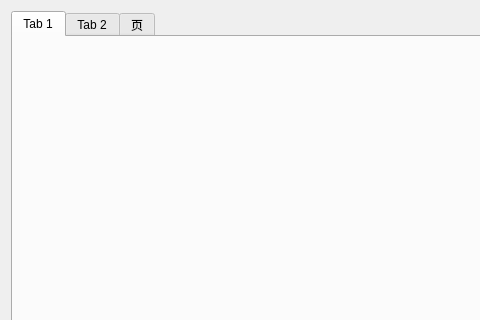
Above: mainwindow/mainwindow.ui from fatcurrency/CPIAS_DL before the change; both pictures show x 0 to 480 and y 0 to 320 of the 737 by 517 pixel window. Below: the same form after it.
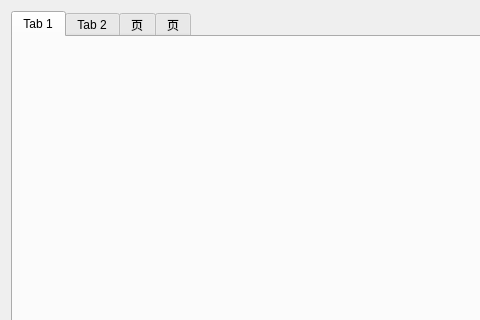
That is the form after the change.

```diff
--- a/mainwindow/mainwindow.ui
+++ b/mainwindow/mainwindow.ui
@@ -35,6 +35,11 @@
         <string>页</string>
        </attribute>
       </widget>
+      <widget class="QWidget" name="tab_4">
+       <attribute name="title">
+        <string>页</string>
+       </attribute>
+      </widget>
      </widget>
     </item>
    </layout>
```
